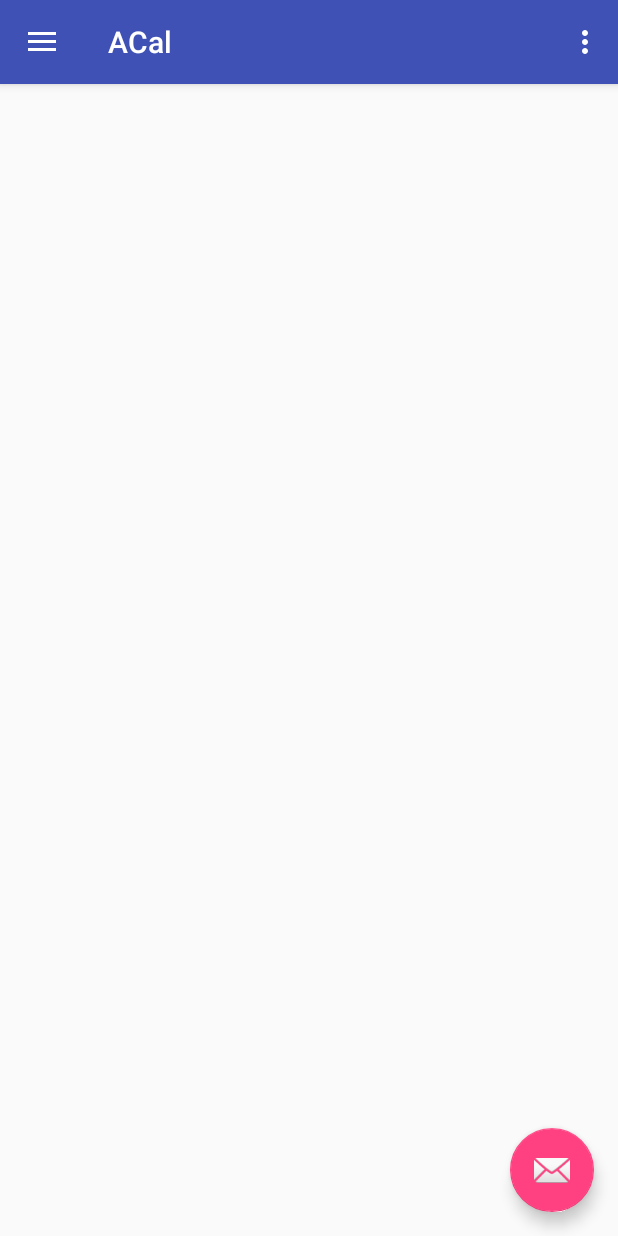
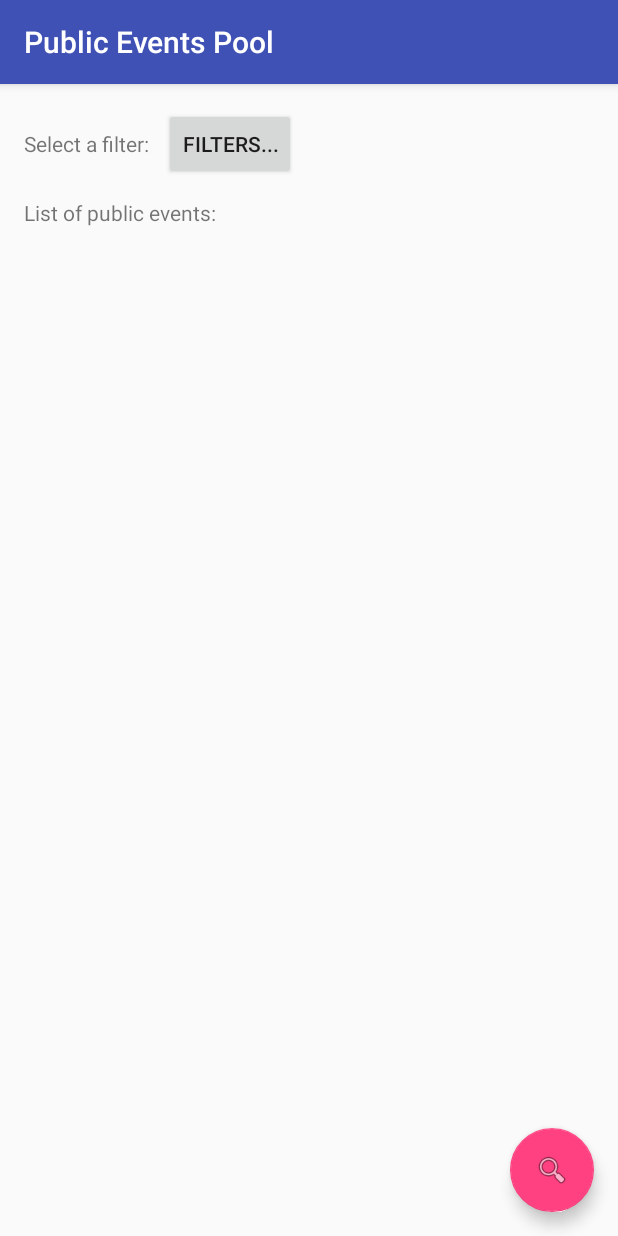
Before and after one commit to CSE403DEATHEATERS/cse403-16au-ACal, an Android app: the MainActivity screen opened directly, with no data from a screen before it, in the side drawer, after a tap on "Public Events Pool", on a phone screen of 412 x 824 dp. Run offline under Robolectric (Android 15) with nearby library versions, the phone set to English and light mode, and no system bars.

Commit message:
Implement Public Events Pool  page.

```diff
--- a/app/build.gradle
+++ b/app/build.gradle
@@ -1,7 +1,7 @@
 apply plugin: 'com.android.application'
 
 android {
-    compileSdkVersion 23
+    compileSdkVersion 25
     buildToolsVersion '23.0.3'
     defaultConfig {
         applicationId "com.acalendar.acal"
@@ -32,7 +32,8 @@ dependencies {
     compile 'com.amazonaws:aws-android-sdk-core:2.2.+'
     compile 'com.amazonaws:aws-android-sdk-s3:2.2.+'
     compile 'com.amazonaws:aws-android-sdk-ddb:2.2.+'
-    compile 'com.android.support:support-v4:23.4.0'
+    compile 'com.android.support:support-v4:25.0.0'
+    compile 'com.google.android.gms:play-services:9.8.0'
     testCompile 'junit:junit:4.12'
     testCompile 'org.mockito:mockito-core:1.10.19'
 }
--- a/app/src/main/java/com/acalendar/acal/MainActivity.java
+++ b/app/src/main/java/com/acalendar/acal/MainActivity.java
@@ -14,7 +14,7 @@ import android.view.Menu;
 import android.view.MenuItem;
 import android.view.View;
 
-import com.acalendar.acal.SideMenu.PublicEventsPoolFragment;
+import com.acalendar.acal.SideMenu.PublicEventsPoolActivity;
 
 public class MainActivity extends AppCompatActivity
         implements NavigationView.OnNavigationItemSelectedListener {
@@ -145,11 +145,19 @@ public class MainActivity extends AppCompatActivity
             fragmentTransaction.replace(R.id.fragment_container, fragment);
             fragmentTransaction.commit();
         } else if (id == R.id.nav_public_events_pool) {
-            PublicEventsPoolFragment fragment = new PublicEventsPoolFragment();
-            android.support.v4.app.FragmentTransaction fragmentTransaction =
-                    getSupportFragmentManager().beginTransaction();
-            fragmentTransaction.replace(R.id.fragment_container, fragment);
-            fragmentTransaction.commit();
+//            PublicEventsPoolFragment fragment = new PublicEventsPoolFragment();
+//            android.support.v4.app.FragmentTransaction fragmentTransaction =
+//                    getSupportFragmentManager().beginTransaction();
+//            fragmentTransaction.replace(R.id.fragment_container, fragment);
+//            fragmentTransaction.commit();
+
+//            // Initiate the one with GoogleMaps.
+//            Intent intent = new Intent(this, PublicEventsPoolMapsActivity.class);
+//            startActivity(intent);
+
+            // Initiate the one without GoogleMaps
+            Intent intent = new Intent(this, PublicEventsPoolActivity.class);
+            startActivity(intent);
         }
 
         DrawerLayout drawer = (DrawerLayout) findViewById(R.id.drawer_layout);
--- /dev/null
+++ b/app/src/main/java/com/acalendar/acal/SideMenu/PublicEventsPoolActivity.java
@@ -0,0 +1,45 @@
+package com.acalendar.acal.SideMenu;
+
+import android.os.Bundle;
+import android.support.design.widget.FloatingActionButton;
+import android.support.design.widget.Snackbar;
+import android.support.v7.app.AppCompatActivity;
+import android.support.v7.widget.Toolbar;
+import android.view.View;
+
+import com.acalendar.acal.R;
+
+public class PublicEventsPoolActivity extends AppCompatActivity {
+
+    @Override
+    protected void onCreate(Bundle savedInstanceState) {
+        super.onCreate(savedInstanceState);
+        setContentView(R.layout.activity_public_events_pool);
+        Toolbar toolbar = (Toolbar) findViewById(R.id.toolbar);
+        setSupportActionBar(toolbar);
+
+        FloatingActionButton fab = (FloatingActionButton) findViewById(R.id.fab);
+        fab.setOnClickListener(new View.OnClickListener() {
+            @Override
+            public void onClick(View view) {
+                Snackbar.make(view, "Replace with your own action", Snackbar.LENGTH_LONG)
+                        .setAction("Action", null).show();
+            }
+        });
+
+        setTitle("Public Events Pool");
+        //getActionBar().setDisplayHomeAsUpEnabled(true);
+
+
+
+
+
+
+
+
+
+    }
+
+
+
+}
--- /dev/null
+++ b/app/src/main/res/layout/activity_public_events_pool.xml
@@ -0,0 +1,34 @@
+<?xml version="1.0" encoding="utf-8"?>
+<android.support.design.widget.CoordinatorLayout xmlns:android="http://schemas.android.com/apk/res/android"
+    xmlns:app="http://schemas.android.com/apk/res-auto"
+    xmlns:tools="http://schemas.android.com/tools"
+    android:layout_width="match_parent"
+    android:layout_height="match_parent"
+    android:fitsSystemWindows="true"
+    tools:context="com.acalendar.acal.SideMenu.PublicEventsPoolActivity">
+
+    <include layout="@layout/content_public_events_pool" />
+
+    <android.support.design.widget.FloatingActionButton
+        android:id="@+id/fab"
+        android:layout_width="wrap_content"
+        android:layout_height="wrap_content"
+        android:layout_gravity="bottom|end"
+        android:layout_margin="@dimen/fab_margin"
+        app:srcCompat="@android:drawable/ic_menu_search" />
+
+    <android.support.design.widget.AppBarLayout
+        android:layout_width="match_parent"
+        android:layout_height="wrap_content"
+        android:theme="@style/AppTheme.AppBarOverlay">
+
+        <android.support.v7.widget.Toolbar
+            android:id="@+id/toolbar"
+            android:layout_width="match_parent"
+            android:layout_height="?attr/actionBarSize"
+            android:background="?attr/colorPrimary"
+            app:popupTheme="@style/AppTheme.PopupOverlay" />
+
+    </android.support.design.widget.AppBarLayout>
+
+</android.support.design.widget.CoordinatorLayout>
--- /dev/null
+++ b/app/src/main/res/layout/content_public_events_pool.xml
@@ -0,0 +1,45 @@
+<?xml version="1.0" encoding="utf-8"?>
+<RelativeLayout xmlns:android="http://schemas.android.com/apk/res/android"
+    xmlns:app="http://schemas.android.com/apk/res-auto"
+    xmlns:tools="http://schemas.android.com/tools"
+    android:id="@+id/content_public_events_pool"
+    android:layout_width="match_parent"
+    android:layout_height="match_parent"
+    android:paddingBottom="@dimen/activity_vertical_margin"
+    android:paddingLeft="@dimen/activity_horizontal_margin"
+    android:paddingRight="@dimen/activity_horizontal_margin"
+    android:paddingTop="@dimen/activity_vertical_margin"
+    app:layout_behavior="@string/appbar_scrolling_view_behavior"
+    tools:context="com.acalendar.acal.SideMenu.PublicEventsPoolActivity"
+    tools:showIn="@layout/activity_public_events_pool">
+
+    <LinearLayout
+        android:layout_width="match_parent"
+        android:layout_height="match_parent">
+        <TextView
+            android:layout_width="wrap_content"
+            android:layout_height="wrap_content"
+            android:text="Select a filter:" />
+
+        <Button
+            android:id="@+id/publicEventsPoolFilterButton"
+            android:layout_width="wrap_content"
+            android:layout_height="wrap_content"
+            android:layout_alignParentRight="true"
+            android:layout_alignParentTop="false"
+            android:layout_marginLeft="10dp"
+            android:layout_marginTop="0dp"
+            android:text="Filters..." />
+    </LinearLayout>
+
+    <LinearLayout
+        android:layout_width="match_parent"
+        android:layout_height="match_parent">
+        <TextView
+            android:layout_width="wrap_content"
+            android:layout_height="wrap_content"
+            android:layout_marginTop="60dp"
+            android:text="List of public events:" />
+    </LinearLayout>
+
+</RelativeLayout>
--- a/app/src/main/res/values/strings.xml
+++ b/app/src/main/res/values/strings.xml
@@ -32,4 +32,6 @@
 
     <!-- TODO: Remove or change this placeholder text -->
     <string name="hello_blank_fragment">Hello blank fragment</string>
+    <string name="title_activity_public_events_pool_maps">Map</string>
+    <string name="title_activity_public_events_pool">PublicEventsPoolActivity</string>
 </resources>
```
Also changed, not shown: app/src/debug/res/values/google_maps_api.xml (added, +21 -0 lines), app/src/main/AndroidManifest.xml (+34 -6 lines), app/src/main/java/com/acalendar/acal/SideMenu/PublicEventsPoolMapsActivity.java (added, +48 -0 lines), app/src/main/res/layout/activity_public_events_pool_maps.xml (added, +9 -0 lines), 2 other files.
